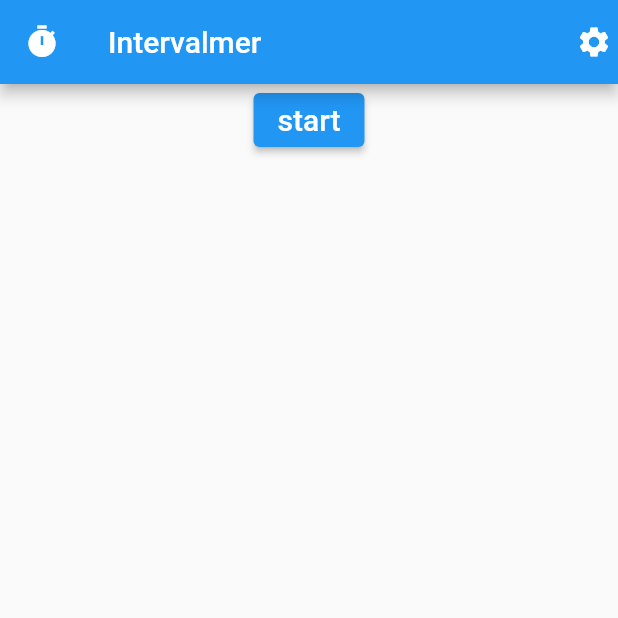
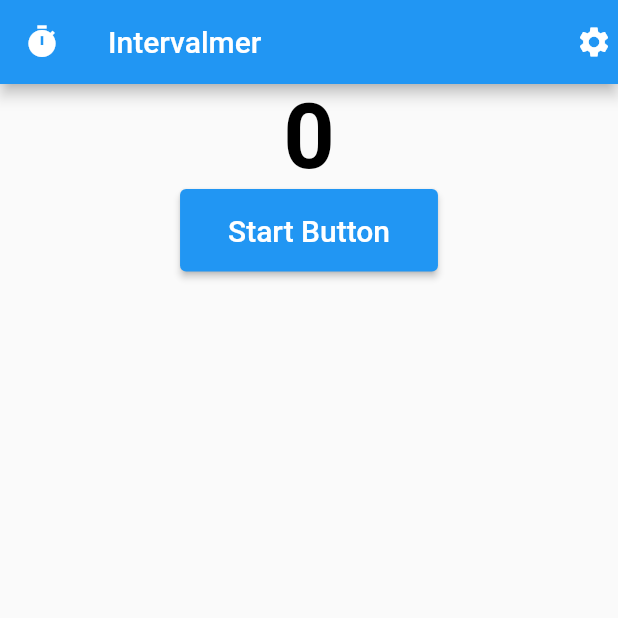
Before and after one commit to kuro1221/interval_timer, a Flutter app: the screen it shows after launch, on a phone screen of 412 x 824 dp, the top half of it. Run offline on Flutter 3.47's test engine with Material 2 defaults, Android fonts, the phone set to English and light mode, and no system bars.

Commit message:
カウントダウン機能実装

```diff
--- a/lib/button_widget.dart
+++ b/lib/button_widget.dart
@@ -1,21 +1,30 @@
 import 'package:flutter/material.dart';
+import 'dart:developer';
 
 class ButtonWidget extends StatelessWidget {
   final String text;
+  final Color color;
+  final Color backgroundColor;
   final VoidCallback onClicked;
 
   const ButtonWidget({
     Key? key,
+    this.color = Colors.black,
+    this.backgroundColor = Colors.blue,
     required this.text,
     required this.onClicked,
   }) : super(key: key);
 
   @override
   Widget build(BuildContext context) => ElevatedButton(
+    style: ElevatedButton.styleFrom(
+      primary: backgroundColor,
+      padding:  const EdgeInsets.symmetric(horizontal: 32, vertical: 16),
+    ),
     child: Text(
       text,
-      style: TextStyle(fontSize: 20)
+      style: TextStyle(fontSize: 20),
     ),
-    onPressed: (){} ,
+    onPressed: onClicked,
   );
 }
--- a/lib/main.dart
+++ b/lib/main.dart
@@ -1,6 +1,9 @@
 import 'package:flutter/material.dart';
 import 'package:interval_timer/settings_page.dart';
 import 'package:interval_timer/button_widget.dart';
+import 'dart:async';
+import 'dart:developer';
+
 
 void main() {
   runApp(const MyApp());
@@ -31,6 +34,46 @@ class MyHomePage extends StatefulWidget {
 }
 
 class _MyHomePageState extends State<MyHomePage> {
+  int actionTimeSec = 5;
+  int restTimeSec = 3;
+  int numberOfRepetitions = 3;
+
+  int currentTimerSec = 0;
+  Map<String, String> timerPhase = {'action' : 'Action', 'rest': 'Rest'};
+  // String currentTimerPhase = 'action';
+  String currentTimerPhase = '';
+
+  Timer? timer;
+  void startTimer() {
+    currentTimerSec = actionTimeSec;
+    currentTimerPhase = timerPhase['action'];
+    timer = Timer.periodic(Duration(seconds: 1),(_) {
+      if (currentTimerSec > 0) {
+        setState(() => currentTimerSec--);
+      } else {
+        stopTimer(reset: false);
+      }
+    });
+  }
+
+  void changeTimerPhase() {
+    if (numberOfRepetitions > 0) {
+      // timerPhase = timerPhase == 'Action'? 'Rest': 'Action';
+    }
+  }
+
+  void stopTimer({bool reset = true}) {
+    if (reset) {
+      resetTimer();
+    }
+
+    timer?.cancel();
+  }
+
+  void resetTimer() => setState(() {
+    currentTimerSec = actionTimeSec;
+  });
+
   @override
   Widget build(BuildContext context) {
     return Scaffold(
@@ -58,6 +101,8 @@ class _MyHomePageState extends State<MyHomePage> {
       body: Center(
         child: Column(
           children: [
+            // Text(timerPhase),
+            buildTime(),
             buildButtons(),
           ]
         ),
@@ -66,9 +111,43 @@ class _MyHomePageState extends State<MyHomePage> {
   }
 
   Widget buildButtons() {
-    return ButtonWidget(
-      text: 'start',
-      onClicked: () {},
+    final isRunning = timer == null? false: timer!.isActive;
+    return isRunning?
+      Row(
+        children: [
+          ButtonWidget(
+              color: Colors.white,
+              text: 'Pause',
+              onClicked: () {
+                 stopTimer();
+              }
+          ),
+          ButtonWidget(
+              color: Colors.white,
+              text: 'Cancel',
+              onClicked: () {
+                stopTimer();
+              }
+          ),
+        ],
+      )
+      : ButtonWidget(
+        color: Colors.white,
+        text: 'Start Button',
+        onClicked: () {
+          startTimer();
+        },
+      );
+  }
+
+  Widget buildTime() {
+    return Text(
+      '$currentTimerSec',
+      style: TextStyle(
+        fontWeight: FontWeight.bold,
+        color: Colors.black,
+        fontSize: 60,
+      )
     );
   }
 }
```
